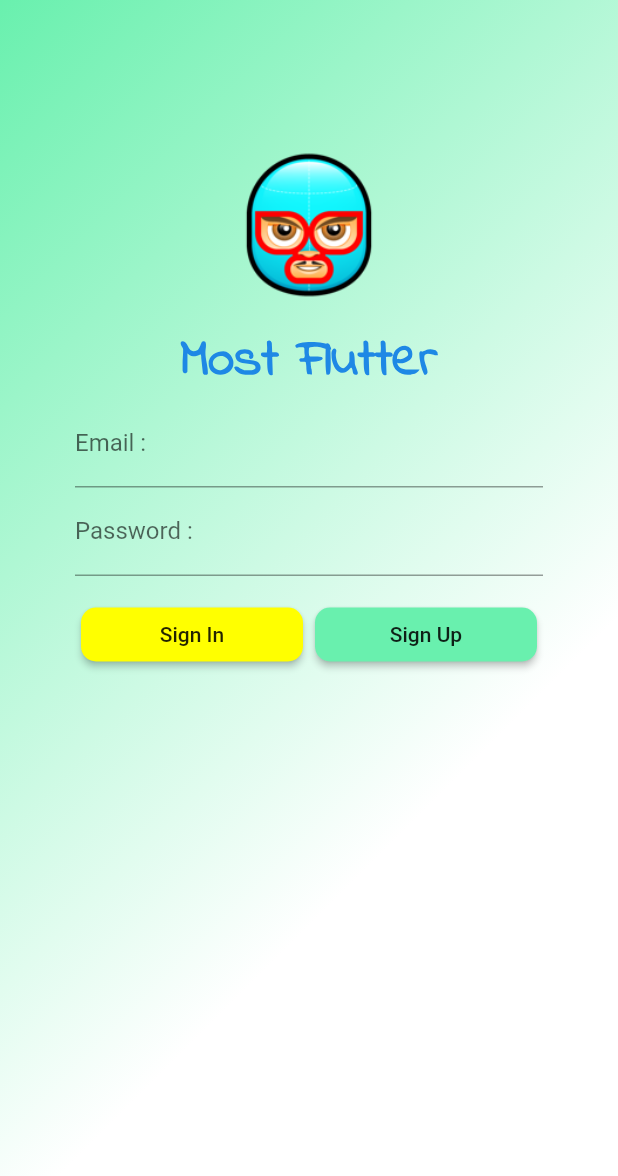
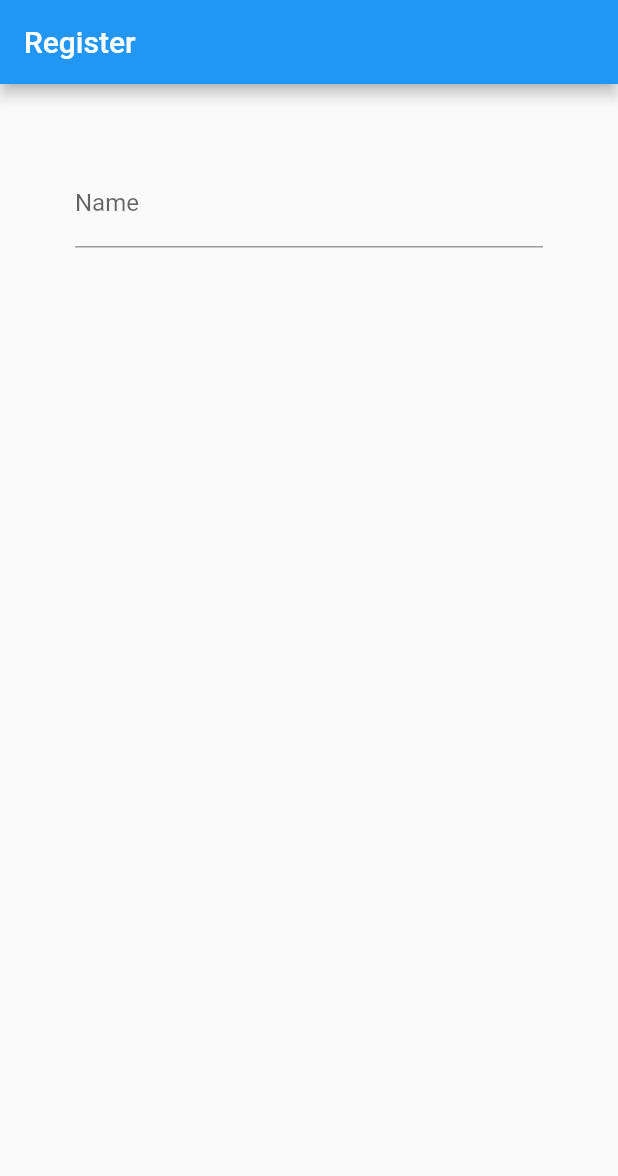
Before and after one commit to PaGenGar/MostFirebase, a Flutter app: the screen it shows after launch, on a phone screen of 412 x 824 dp. Shown: the top 1176 px of the screen. Run offline on Flutter 3.47's test engine with Material 2 defaults, Android fonts, the phone set to English and light mode, and no system bars.

Commit message:
Name in Register

```diff
--- a/lib/main.dart
+++ b/lib/main.dart
@@ -1,6 +1,7 @@
 import 'package:flutter/material.dart';
 import './screens/authen.dart';
 import 'package:flutter/services.dart';
+import './screens/register.dart';
 void main() {
   runApp(MyApp());
 }
@@ -11,7 +12,7 @@ class MyApp extends StatelessWidget {
     SystemChrome.setPreferredOrientations([DeviceOrientation.portraitUp,DeviceOrientation.portraitDown]);
     return MaterialApp(
       title: "Most Firebase",
-      home: Authen(),
+      home: Register(),
     );
   }
 }
--- /dev/null
+++ b/lib/screens/register.dart
@@ -0,0 +1,28 @@
+import 'package:flutter/material.dart';
+
+class Register extends StatefulWidget {
+  @override
+  _RegisterState createState() => _RegisterState();
+}
+
+Widget nameTextFormField() {
+  return TextFormField(
+    decoration: InputDecoration(labelText: 'Name', hintText: 'Type Your Name'),
+  );
+}
+
+class _RegisterState extends State<Register> {
+  @override
+  Widget build(BuildContext context) {
+    return Scaffold(
+      appBar: AppBar(
+        title: Text('Register'),
+      ),
+      body: Container( padding: EdgeInsets.all(50.0),
+        child: Column(
+          children: <Widget>[nameTextFormField()],
+        ),
+      ),
+    );
+  }
+}
```
